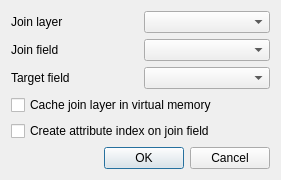
First picture: the form in src/ui/qgsaddjoindialogbase.ui, repository qgis/QGIS, before the edit.
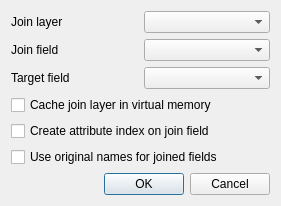
Second picture: the form after the edit.

Commit message: [FEATURE] option to drop prefix from joined field names

Patch:
```diff
--- a/src/ui/qgsaddjoindialogbase.ui
+++ b/src/ui/qgsaddjoindialogbase.ui
@@ -7,7 +7,7 @@
     <x>0</x>
     <y>0</y>
     <width>281</width>
-    <height>160</height>
+    <height>197</height>
    </rect>
   </property>
   <property name="windowTitle">
@@ -44,7 +44,7 @@
    <item row="2" column="1">
     <widget class="QComboBox" name="mTargetFieldComboBox"/>
    </item>
-   <item row="5" column="0" colspan="2">
+   <item row="6" column="0" colspan="2">
     <widget class="QDialogButtonBox" name="buttonBox">
      <property name="orientation">
       <enum>Qt::Horizontal</enum>
@@ -68,6 +68,13 @@
      </property>
     </widget>
    </item>
+   <item row="5" column="0" colspan="2">
+    <widget class="QCheckBox" name="mUseOriginalNamesCheckBox">
+     <property name="text">
+      <string>Use original names for joined fields</string>
+     </property>
+    </widget>
+   </item>
   </layout>
  </widget>
  <resources/>
```
The commit also changes 5 other files.
